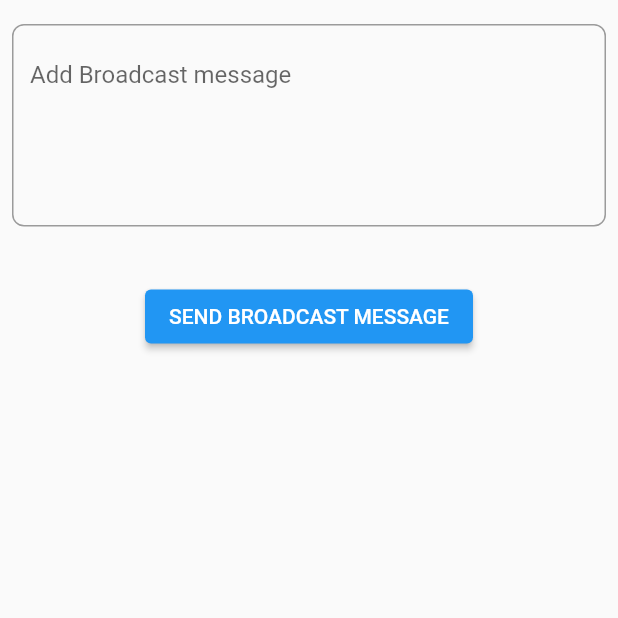
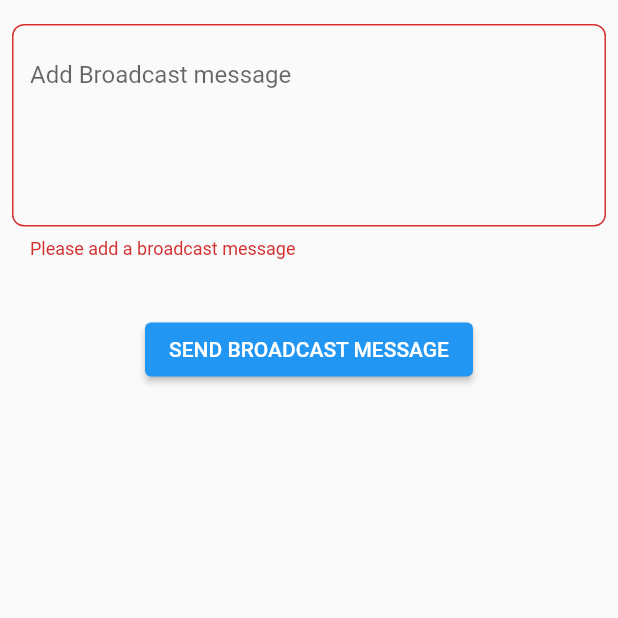
Before and after one commit to Frankdroid7/library_messaging_system, a Flutter app: the AddBroadcastScreen screen opened by its route, after a tap on "SEND BROADCAST MESSAGE", on a phone screen of 412 x 824 dp, the top half of it. Run offline on Flutter 3.47's test engine with Material 2 defaults, Android fonts, the phone set to English and light mode, and no system bars; our stand-ins replace auto_route, bloc, cloud_firestore, equatable, firebase_core, flutter_bloc and 1 more; accounts and stored records are empty.

Commit message:
Send broadcast message

```diff
--- /dev/null
+++ b/lib/common/bloc/user_bloc/user_event.dart
@@ -0,0 +1,6 @@
+abstract class UserEvent {}
+
+class AddUserEmailEvent extends UserEvent {
+  final String email;
+  AddUserEmailEvent({required this.email});
+}
--- a/lib/common/repository/firestore_repository.dart
+++ b/lib/common/repository/firestore_repository.dart
@@ -1,5 +1,5 @@
 import 'package:cloud_firestore/cloud_firestore.dart';
-import 'package:libary_messaging_system/Utils/constants.dart';
+import 'package:libary_messaging_system/utils/constants.dart';
 
 class FirestoreRepository {
   static FirebaseFirestore firebaseFirestore = FirebaseFirestore.instance;
--- /dev/null
+++ b/lib/common/repository/user_repository.dart
@@ -0,0 +1,3 @@
+class UserRepository {
+  String? email;
+}
--- /dev/null
+++ b/lib/locator.dart
@@ -0,0 +1,8 @@
+import 'package:get_it/get_it.dart';
+import 'package:libary_messaging_system/common/repository/user_repository.dart';
+
+final getIt = GetIt.instance;
+
+setup() {
+  getIt.registerSingleton<UserRepository>(UserRepository());
+}
--- a/lib/screens/add_broadcast_screen/add_broadcast_screen.dart
+++ b/lib/screens/add_broadcast_screen/add_broadcast_screen.dart
@@ -1,38 +1,85 @@
 import 'package:flutter/cupertino.dart';
 import 'package:flutter/material.dart';
 import 'package:flutter_bloc/flutter_bloc.dart';
+import 'package:libary_messaging_system/common/repository/user_repository.dart';
 import 'package:libary_messaging_system/common/widgets/custom_text_field.dart';
 import 'package:libary_messaging_system/screens/add_broadcast_screen/bloc/add_broadcast_bloc.dart';
 import 'package:libary_messaging_system/screens/add_broadcast_screen/bloc/add_broadcast_event.dart';
+import 'package:libary_messaging_system/screens/add_broadcast_screen/bloc/add_broadcast_state.dart';
+
+import '../../locator.dart';
 
 class AddBroadcastScreen extends StatelessWidget {
-  const AddBroadcastScreen({Key? key}) : super(key: key);
+  AddBroadcastScreen({Key? key}) : super(key: key);
+
+  GlobalKey<FormState> _formKey = GlobalKey();
+  final TextEditingController broadcastMsgCtrl = TextEditingController();
 
   @override
   Widget build(BuildContext context) {
-    return Scaffold(
+    return BlocListener<AddBroadcastBloc, AddBroadCastState>(
+      listener: (context, state) {
+        if (state.status == AddBroadcastStatus.done) {
+          ScaffoldMessenger.of(context).showSnackBar(
+              SnackBar(content: Text('Broadcast message added successfully')));
+        }
+      },
+      child: Scaffold(
         body: SafeArea(
+          child: Form(
+            key: _formKey,
             child: Column(
               children: [
                 Padding(
                   padding: const EdgeInsets.all(8.0),
                   child: CustomTextField(
                       maxLines: 5,
-                  validator: (value) {},
+                      controller: broadcastMsgCtrl,
+                      validator: (value) => value.isNotEmpty,
                       hintText: 'Add Broadcast message',
                       errorText: 'Please add a broadcast message'),
                 ),
                 SizedBox(height: 20),
-            ElevatedButton(
-              onPressed: () => context.read<AddBroadcastBloc>().add(
+                BlocBuilder<AddBroadcastBloc, AddBroadCastState>(
+                  builder: (context, state) {
+                    switch (state.status) {
+                      case AddBroadcastStatus.loading:
+                        return CircularProgressIndicator();
+                      default:
+                        return ElevatedButton(
+                          onPressed: () {
+                            if (_formKey.currentState!.validate()) {
+                              context.read<AddBroadcastBloc>().add(
                                     AddBroadcastEvent(
-                      documentId: documentId,
-                      broadcastMessage: broadcastMessage)),
+                                        documentId:
+                                            getIt<UserRepository>().email!,
+                                        broadcastMessage:
+                                            broadcastMsgCtrl.text),
+                                  );
+                            }
+                          },
                           child: Text('SEND BROADCAST MESSAGE'),
-            )
+                        );
+                    }
+                  },
+                ),
               ],
+            ),
+          ),
         ),
       ),
     );
   }
 }
+
+_processListener(AddBroadCastState state) {
+  // AuthBloc authBloc = AuthBloc(initialState: AuthState.authenticated(authModel));
+  //
+  // authBloc.stream.listen((event) { event.});
+
+  switch (state.status) {
+    case AddBroadcastStatus.loading:
+    default:
+      return Text('Loaded');
+  }
+}
--- a/lib/screens/add_broadcast_screen/bloc/add_broadcast_bloc.dart
+++ b/lib/screens/add_broadcast_screen/bloc/add_broadcast_bloc.dart
@@ -5,15 +5,17 @@ import 'package:libary_messaging_system/screens/add_broadcast_screen/repository/
 
 class AddBroadcastBloc extends Bloc<AddBroadcastEvent, AddBroadCastState> {
   AddBroadcastBloc({required AddBroadCastState initialState})
-      : super(initialState) {
+      : super(AddBroadCastState.unknown()) {
     on<AddBroadcastEvent>(_processAddBroadcastEvent);
   }
 }
 
 _processAddBroadcastEvent(
-    AddBroadcastEvent event, Emitter<AddBroadCastState> state) async {
-  await AddBroadcastRepository.addBroadcast(
+    AddBroadcastEvent event, Emitter<AddBroadCastState> emit) async {
+  emit(AddBroadCastState.loading());
+  await AddBroadcastRepository.sendBroadcast(
     documentId: event.documentId,
     broadcastMessage: event.broadcastMessage,
   );
+  emit(AddBroadCastState.done());
 }
--- a/lib/screens/add_broadcast_screen/bloc/add_broadcast_state.dart
+++ b/lib/screens/add_broadcast_screen/bloc/add_broadcast_state.dart
@@ -1,11 +1,11 @@
+enum AddBroadcastStatus { unknown, loading, done }
 
-enum AddBroadcastStatus {loading, done}
+class AddBroadCastState {
+  final AddBroadcastStatus status;
 
-class AddBroadCastState{
-  final AddBroadcastStatus addBroadcastStatus;
+  AddBroadCastState({required this.status});
 
-  AddBroadCastState({required this.addBroadcastStatus});
-
-  AddBroadCastState.done(): this(addBroadcastStatus: AddBroadcastStatus.done);
-  AddBroadCastState.loading(): this(addBroadcastStatus: AddBroadcastStatus.loading);
+  AddBroadCastState.done() : this(status: AddBroadcastStatus.done);
+  AddBroadCastState.unknown() : this(status: AddBroadcastStatus.unknown);
+  AddBroadCastState.loading() : this(status: AddBroadcastStatus.loading);
 }
--- a/lib/screens/authentication/bloc/auth_bloc.dart
+++ b/lib/screens/authentication/bloc/auth_bloc.dart
@@ -1,8 +1,11 @@
 import 'package:bloc/bloc.dart';
 import 'package:cloud_firestore/cloud_firestore.dart';
+import 'package:libary_messaging_system/common/repository/user_repository.dart';
 import 'package:libary_messaging_system/screens/authentication/bloc/auth_event.dart';
 import 'package:libary_messaging_system/screens/authentication/bloc/auth_state.dart';
 import 'package:libary_messaging_system/screens/authentication/repository/auth_repository.dart';
+
+import '../../../locator.dart';
 
 class AuthBloc extends Bloc<AuthEvent, AuthState> {
   AuthBloc({required AuthState initialState}) : super(AuthState.unknown()) {
@@ -20,6 +23,8 @@ class AuthBloc extends Bloc<AuthEvent, AuthState> {
       try {
         await AuthRepository.addUser(event.authModel.email);
         emit(AuthState.authenticated(event.authModel));
+
+        getIt<UserRepository>().email = event.authModel.email;
       } on FirebaseException catch (e) {
         emit(AuthState.error(e.code));
       } catch (e) {
--- a/pubspec.yaml
+++ b/pubspec.yaml
@@ -14,8 +14,9 @@ dependencies:
     sdk: flutter
 
   bloc: ^8.0.1
+  get_it: ^7.2.0
   equatable: ^2.0.3
-  auto_route: 2.2.0
+  auto_route: 3.2.1
   flutter_bloc: ^8.0.0
   firebase_core: ^1.10.6
   cloud_firestore: ^3.1.5
```
Also changed, not shown: lib/common/bloc/user_bloc/user_bloc.dart (added, +13 -0 lines), lib/common/bloc/user_bloc/user_state.dart (added, +11 -0 lines), lib/main.dart (+9 -2 lines), lib/screens/add_broadcast_screen/repository/add_broadcast_repository.dart (+4 -6 lines), lib/screens/authentication/login/login_screen.dart (+4 -4 lines), lib/router.gr.dart, lib/utils/constants.dart (renamed from lib/Utils/constants.dart), pubspec.lock, 3 other files. Lines whose indentation alone changed are shown as unchanged.
